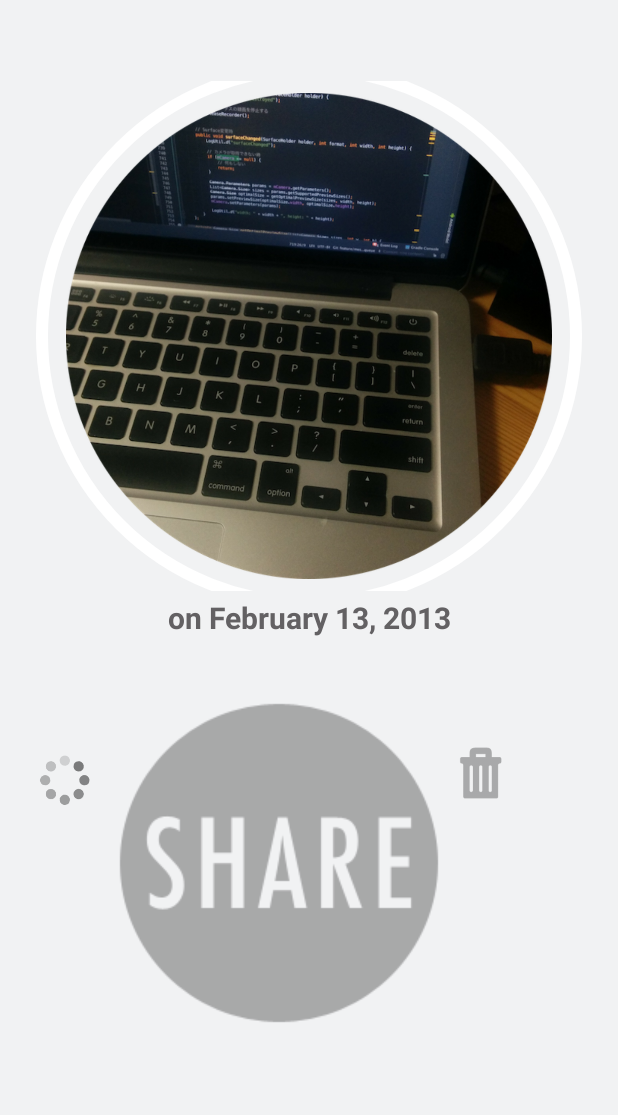
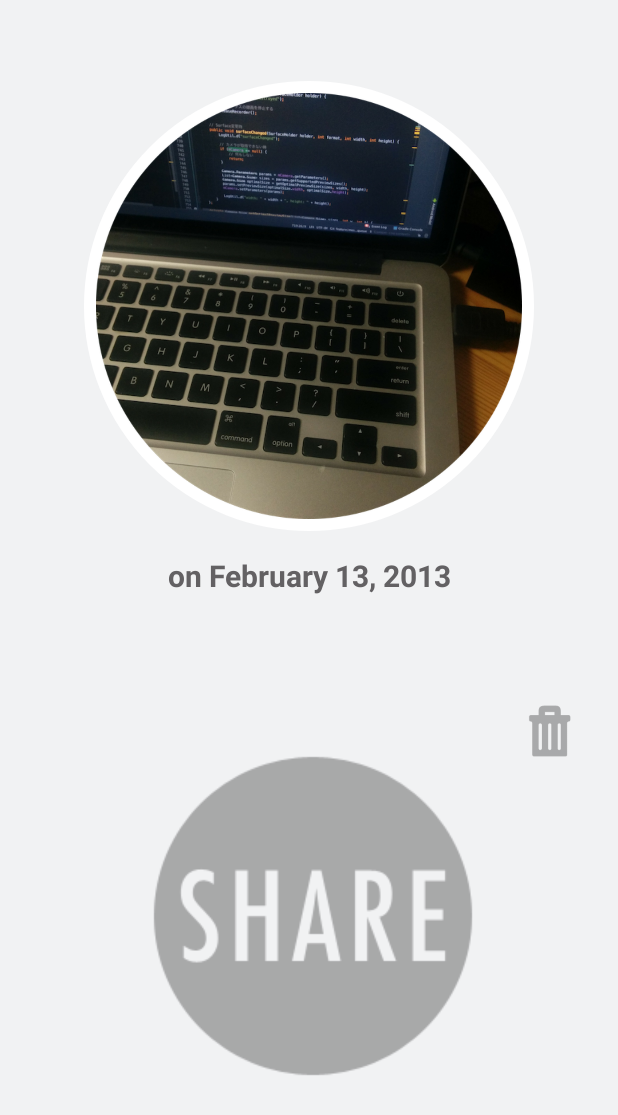
Before and after one commit to UNUUU/OPUS, an Android app: the layout activity_preview.xml on its own in the app's theme, with its tools: preview values and no code run, on a phone screen of 412 x 824 dp. Shown: the top 1115 px of the screen. Run offline under Robolectric (Android 15) with nearby library versions, the phone set to English and light mode, and no system bars.

Commit message:
画像のプレビューまでを繋ぎました

```diff
--- a/app/build.gradle
+++ b/app/build.gradle
@@ -1,4 +1,5 @@
 apply plugin: 'com.android.application'
+apply plugin: 'com.neenbedankt.android-apt'
 
 android {
     compileSdkVersion 23
@@ -24,4 +25,7 @@ dependencies {
     compile 'com.android.support:appcompat-v7:23+'
     compile 'com.jakewharton:butterknife:7.0.0'
     compile 'com.squareup:otto:1.3.8'
+    compile 'com.squareup.picasso:picasso:2.3.3'
+    compile 'com.github.hotchemi:permissionsdispatcher:1.2.1'
+    apt 'com.github.hotchemi:permissionsdispatcher-processor:1.2.1'
 }
--- a/app/src/main/res/layout/activity_main.xml
+++ b/app/src/main/res/layout/activity_main.xml
@@ -14,9 +14,9 @@
         android:layout_marginTop="10dp"
         android:scaleType="fitCenter"/>
     <fragment
-        android:name="com.unuuu.opus.component.CircleCameraFragment"
+        android:name="com.unuuu.opus.component.MainFragment"
         android:id="@+id/activity_main_frame_002"
-        tools:layout="@layout/fragment_circle_camera"
+        tools:layout="@layout/fragment_main"
         android:layout_width="wrap_content"
         android:layout_height="wrap_content" />
     <ImageView
--- a/app/src/main/res/layout/activity_preview.xml
+++ b/app/src/main/res/layout/activity_preview.xml
@@ -9,8 +9,9 @@
     android:background="@color/white_300">
     <ImageView
         android:id="@+id/activity_preview_frame_001"
-        android:layout_width="wrap_content"
-        android:layout_height="340dp"
+        android:layout_gravity="center"
+        android:layout_width="300dp"
+        android:layout_height="300dp"
         android:layout_marginTop="30dp"
         tools:src="@drawable/sample_circle_image"
         android:background="@drawable/circle_border"
@@ -19,36 +20,30 @@
         android:id="@+id/activity_preview_frame_002"
         android:layout_width="match_parent"
         android:layout_height="wrap_content"
-        android:layout_marginTop="4dp"
+        android:layout_marginTop="16dp"
         android:layout_marginBottom="20dp"
         android:textColor="@color/grey_800"
         android:textStyle="bold"
         android:gravity="center"
         tools:text="on February 13, 2013"
         android:textSize="20dp"/>
-    <LinearLayout
-        android:layout_width="wrap_content"
+    <RelativeLayout
+        android:layout_width="match_parent"
         android:layout_height="wrap_content"
-        android:layout_weight="1"
-        android:orientation="horizontal">
-        <ImageView
-            android:id="@+id/activity_preview_frame_004"
-            android:layout_width="40dp"
-            android:layout_height="wrap_content"
-            android:src="@drawable/save"
-            android:scaleType="fitCenter"/>
+        android:layout_weight="1">
         <ImageView
             android:id="@+id/activity_preview_frame_005"
             android:layout_width="wrap_content"
             android:layout_height="wrap_content"
             android:src="@drawable/share"
-            android:layout_weight="1"
+            android:layout_centerInParent="true"
             android:scaleType="fitCenter"/>
         <ImageView
             android:id="@+id/activity_preview_frame_006"
             android:layout_width="40dp"
             android:layout_height="wrap_content"
             android:src="@drawable/delete"
+            android:layout_alignParentRight="true"
             android:scaleType="fitCenter"/>
-    </LinearLayout>
+    </RelativeLayout>
 </LinearLayout>
--- a/app/src/main/res/layout/fragment_circle_camera.xml
+++ b/app/src/main/res/layout/fragment_main.xml
@@ -1,17 +1,17 @@
 <?xml version="1.0" encoding="utf-8"?>
 <FrameLayout
     xmlns:android="http://schemas.android.com/apk/res/android"
+    android:id="@+id/fragment_main_layout_001"
     android:layout_width="wrap_content"
     android:layout_height="wrap_content"
     android:layout_gravity="center_horizontal">
     <ImageView
-        android:id="@+id/fragment_circle_camera_frame_001"
         android:layout_width="wrap_content"
         android:layout_height="360dp"
         android:src="@drawable/main_finder"
         android:scaleType="fitCenter"/>
     <FrameLayout
-        android:id="@+id/fragment_circle_camera_layout_001"
+        android:id="@+id/fragment_main_layout_002"
         android:layout_width="wrap_content"
         android:layout_height="wrap_content"
         android:layout_gravity="center">
--- a/build.gradle
+++ b/build.gradle
@@ -5,10 +5,10 @@ buildscript {
         jcenter()
     }
     dependencies {
-        classpath 'com.android.tools.build:gradle:1.2.3'
+        classpath 'com.android.tools.build:gradle:1.3.1'
 
-        // NOTE: Do not place your application dependencies here; they belong
-        // in the individual module build.gradle files
+        // Butter Knife で生成されるコードがソースとして認識される場所に格納される
+        classpath 'com.neenbedankt.gradle.plugins:android-apt:1.7'
     }
 }
 
```
Also changed, not shown: app/src/main/AndroidManifest.xml (+19 -11 lines), app/src/main/java/com/unuuu/opus/MainActivity.java (+13 -0 lines), app/src/main/java/com/unuuu/opus/PreviewActivity.java (+101 -9 lines), app/src/main/java/com/unuuu/opus/SplashActivity.java (added, +55 -0 lines), app/src/main/java/com/unuuu/opus/component/CameraPreview.java (+20 -14 lines), app/src/main/java/com/unuuu/opus/component/MainFragment.java (renamed from app/src/main/java/com/unuuu/opus/component/CircleCameraFragment.java, +14 -7 lines), app/src/main/java/com/unuuu/opus/event/SavedImageEvent.java (added, +13 -0 lines), app/src/main/java/com/unuuu/opus/util/FileUtil.java (+14 -2 lines), app/src/main/java/com/unuuu/opus/util/StringUtil.java (added, +50 -0 lines), 2 other files.
